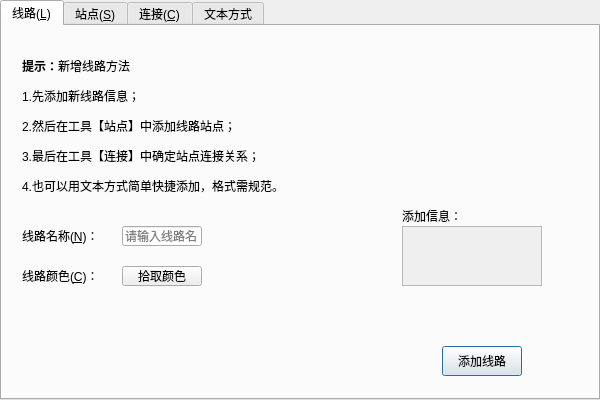
The window that SubwayTransferSystem/managelines.ui (BaiJiazm/SubwayTransferSystem) describes before a commit, drawn with Qt 5.
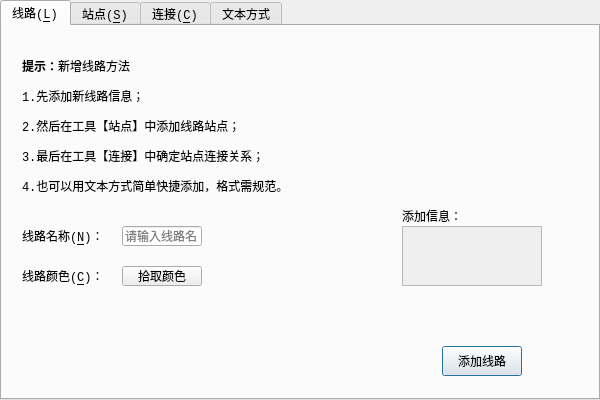
The same window after the commit. The open tabs and pages were chosen to show the change. Icons and pictures are not drawn.

What changed in the file:
```diff
--- a/SubwayTransferSystem/managelines.ui
+++ b/SubwayTransferSystem/managelines.ui
@@ -13,6 +13,11 @@
     <height>400</height>
    </rect>
   </property>
+  <property name="font">
+   <font>
+    <family>Consolas</family>
+   </font>
+  </property>
   <property name="windowTitle">
    <string>添加</string>
   </property>
@@ -45,6 +50,11 @@
     <enum>Qt::ElideNone</enum>
    </property>
    <widget class="QWidget" name="tabAddLine">
+    <property name="font">
+     <font>
+      <family>Consolas</family>
+     </font>
+    </property>
     <attribute name="icon">
      <iconset resource="resource.qrc">
       <normaloff>:/icon/icon/subway.png</normaloff>:/icon/icon/subway.png</iconset>
@@ -61,6 +71,11 @@
        <height>160</height>
       </rect>
      </property>
+     <property name="font">
+      <font>
+       <family>Consolas</family>
+      </font>
+     </property>
      <property name="text">
       <string>&lt;html&gt;&lt;head/&gt;&lt;body&gt;&lt;p&gt;&lt;span style=&quot; font-weight:600;&quot;&gt;提示：&lt;/span&gt;新增线路方法&lt;/p&gt;&lt;p&gt;1.先添加新线路信息；&lt;/p&gt;&lt;p&gt;2.然后在工具【站点】中添加线路站点；&lt;/p&gt;&lt;p&gt;3.最后在工具【连接】中确定站点连接关系；&lt;/p&gt;&lt;p&gt;4.也可以用文本方式简单快捷添加，格式需规范。&lt;/p&gt;&lt;/body&gt;&lt;/html&gt;</string>
      </property>
```
Left out of the diff: 2 changed lines with no effect on the pictures.
